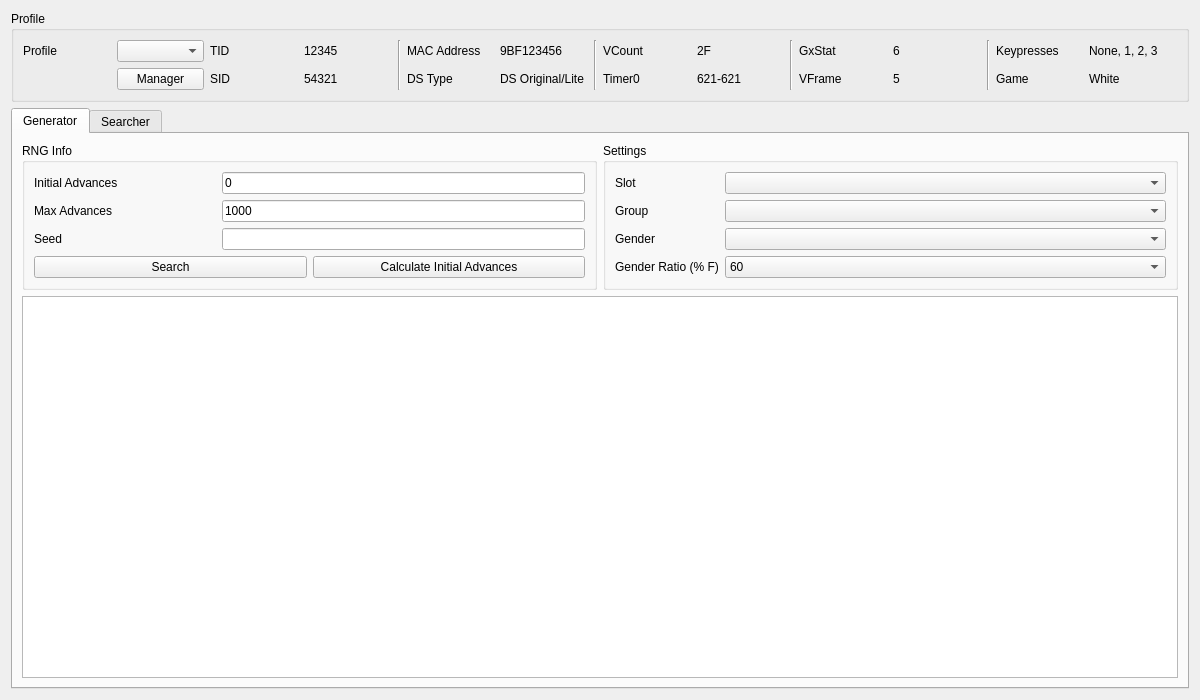
Qt form Source/Forms/Gen5/HiddenGrotto.ui (Admiral-Fish/PokeFinder) before a commit.
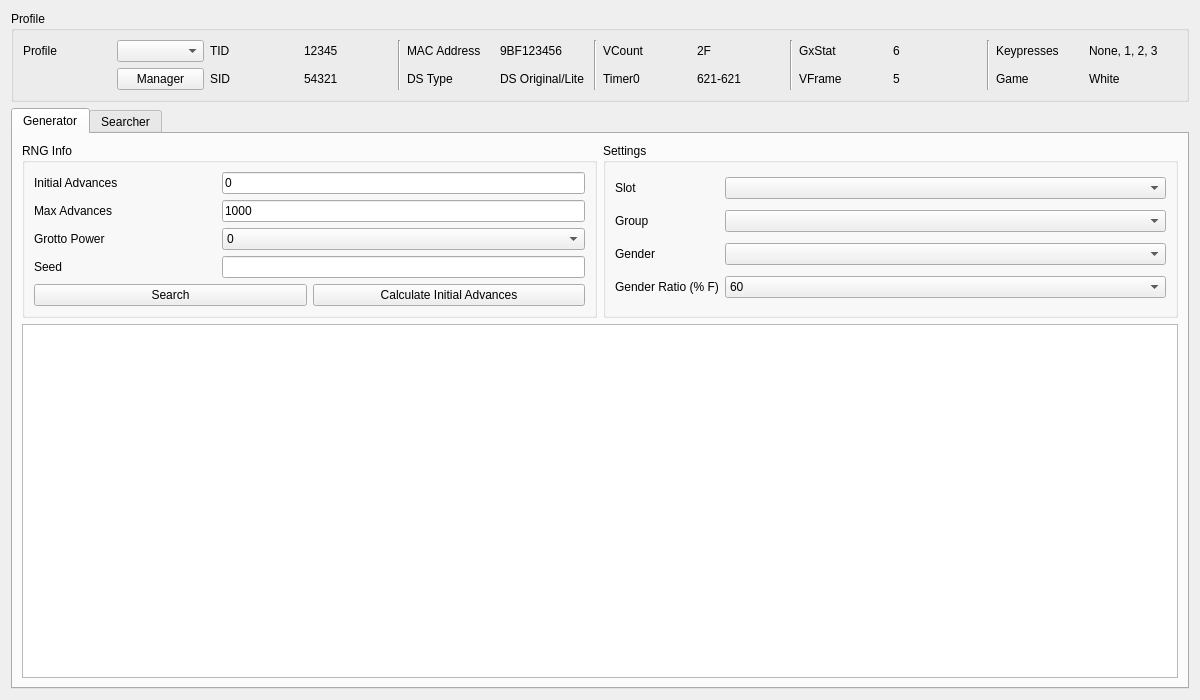
The same form after that commit. The open tabs and pages were chosen to show the change. Custom widgets are drawn as their Qt base class.

Commit message: Added power level option to generator

What changed in the file:
```diff
--- a/Source/Forms/Gen5/HiddenGrotto.ui
+++ b/Source/Forms/Gen5/HiddenGrotto.ui
@@ -230,6 +230,30 @@
           <string>RNG Info</string>
          </property>
          <layout class="QGridLayout" name="gridLayout_26">
+          <item row="0" column="1" colspan="2">
+           <widget class="TextBox" name="textBoxGeneratorInitialAdvances">
+            <property name="text">
+             <string>0</string>
+            </property>
+           </widget>
+          </item>
+          <item row="3" column="0">
+           <widget class="QLabel" name="labelGeneratorSeed">
+            <property name="text">
+             <string>Seed</string>
+            </property>
+           </widget>
+          </item>
+          <item row="3" column="1" colspan="2">
+           <widget class="TextBox" name="textBoxGeneratorSeed">
+            <property name="maxLength">
+             <number>16</number>
+            </property>
+            <property name="alignment">
+             <set>Qt::AlignCenter</set>
+            </property>
+           </widget>
+          </item>
           <item row="0" column="0">
            <widget class="QLabel" name="labelGeneratorInitialAdvances">
             <property name="text">
@@ -244,7 +268,7 @@
             </property>
            </widget>
           </item>
-          <item row="3" column="0" colspan="3">
+          <item row="4" column="0" colspan="3">
            <layout class="QHBoxLayout" name="horizontalLayout_5">
             <item>
              <widget class="QPushButton" name="pushButtonGenerate">
@@ -271,20 +295,6 @@
             </item>
            </layout>
           </item>
-          <item row="2" column="0">
-           <widget class="QLabel" name="labelGeneratorSeed">
-            <property name="text">
-             <string>Seed</string>
-            </property>
-           </widget>
-          </item>
-          <item row="0" column="1" colspan="2">
-           <widget class="TextBox" name="textBoxGeneratorInitialAdvances">
-            <property name="text">
-             <string>0</string>
-            </property>
-           </widget>
-          </item>
           <item row="1" column="1" colspan="2">
            <widget class="TextBox" name="textBoxGeneratorMaxAdvances">
             <property name="text">
@@ -292,14 +302,40 @@
             </property>
            </widget>
           </item>
+          <item row="2" column="0">
+           <widget class="QLabel" name="labelGeneratorGrottoPower">
+            <property name="text">
+             <string>Grotto Power</string>
+            </property>
+           </widget>
+          </item>
           <item row="2" column="1" colspan="2">
-           <widget class="TextBox" name="textBoxGeneratorSeed">
-            <property name="maxLength">
-             <number>16</number>
-            </property>
-            <property name="alignment">
-             <set>Qt::AlignCenter</set>
-            </property>
+           <widget class="QComboBox" name="comboBoxGeneratorGrottoPower">
+            <item>
+             <property name="text">
+              <string>0</string>
+             </property>
+            </item>
+            <item>
+             <property name="text">
+              <string>1</string>
+             </property>
+            </item>
+            <item>
+             <property name="text">
+              <string>2</string>
+             </property>
+            </item>
+            <item>
+             <property name="text">
+              <string>3</string>
+             </property>
+            </item>
+            <item>
+             <property name="text">
+              <string>S/MAX</string>
+             </property>
+            </item>
            </widget>
           </item>
          </layout>
```
Left out of the diff: 2 changed lines with no effect on the pictures. The commit also changes 3 other files.
